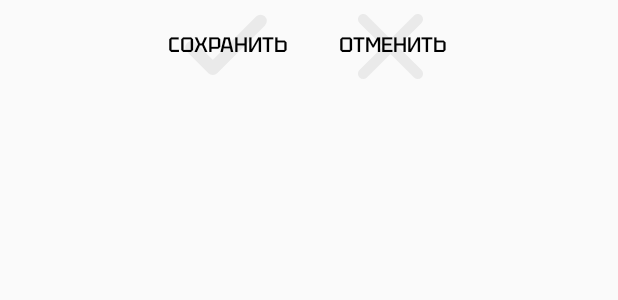
After one commit to IvanKobtsev/VKK_Filtering_App, an Android app: the layout fragment_basic_save_changes.xml on its own in the app's theme, with its tools: preview values and no code run, on a phone screen of 412 x 824 dp. The commit adds this screen. Shown: the top 300 px of the screen. Run offline under Robolectric (Android 15) with nearby library versions, the phone set to English and light mode, and no system bars.

```diff
--- a/app/src/main/java/com/tsu/vkkfilteringapp/TaskViewModel.kt
+++ b/app/src/main/java/com/tsu/vkkfilteringapp/TaskViewModel.kt
@@ -22,6 +22,8 @@ class TaskViewModel : ViewModel() {
     lateinit var seekbarFragment: SeekbarFragment
     var isSeekbarWrapperActuallyHidden = false
     var seekbarWrapperHide = MutableLiveData(false)
+    var acceptBasicSaving = MutableLiveData(false)
+    var cancelBasicSaving = MutableLiveData(false)
 
     // Rotation-related
     var rotationToolNeedToUpdate = MutableLiveData(false)
--- /dev/null
+++ b/app/src/main/res/layout/fragment_basic_save_changes.xml
@@ -0,0 +1,42 @@
+<?xml version="1.0" encoding="utf-8"?>
+<androidx.constraintlayout.widget.ConstraintLayout xmlns:android="http://schemas.android.com/apk/res/android"
+    xmlns:app="http://schemas.android.com/apk/res-auto"
+    xmlns:tools="http://schemas.android.com/tools"
+    android:layout_width="match_parent"
+    android:layout_height="60dp"
+    tools:context=".BasicSaveChangesFragment">
+
+    <!-- TODO: Update blank fragment layout -->
+
+    <LinearLayout
+        android:layout_width="wrap_content"
+        android:layout_height="60dp"
+        android:orientation="horizontal"
+        android:paddingTop="5dp"
+        app:layout_constraintEnd_toEndOf="parent"
+        app:layout_constraintStart_toStartOf="parent"
+        app:layout_constraintTop_toTopOf="parent">
+
+        <Button
+            android:id="@+id/affineSaveButton"
+            android:layout_width="100dp"
+            android:layout_height="50dp"
+            android:layout_marginEnd="10dp"
+            android:background="@drawable/icon_apply_button"
+            android:fontFamily="@font/tektur_medium"
+            android:text="@string/save"
+            android:textAlignment="center"
+            android:textColor="@color/MainFontColor" />
+
+        <Button
+            android:id="@+id/affineCancelButton"
+            android:layout_width="100dp"
+            android:layout_height="50dp"
+            android:background="@drawable/icon_cancel_button"
+            android:fontFamily="@font/tektur_medium"
+            android:text="@string/cancel"
+            android:textAlignment="center"
+            android:textColor="@color/MainFontColor" />
+    </LinearLayout>
+
+</androidx.constraintlayout.widget.ConstraintLayout>
--- a/app/src/main/res/values/strings.xml
+++ b/app/src/main/res/values/strings.xml
@@ -55,4 +55,6 @@
     <string name="retouch_intensity">Интенсивность: %d</string>
     <string name="minValue">0</string>
     <string name="maxValue">100</string>
+    <!-- TODO: Remove or change this placeholder text -->
+    <string name="hello_blank_fragment">Hello blank fragment</string>
 </resources>
```
Also changed, not shown: app/src/main/java/com/tsu/vkkfilteringapp/BasicSaveChangesFragment.kt (added, +40 -0 lines), app/src/main/java/com/tsu/vkkfilteringapp/activity/ImageActivity.kt (+24 -1 lines), 1 other file.
